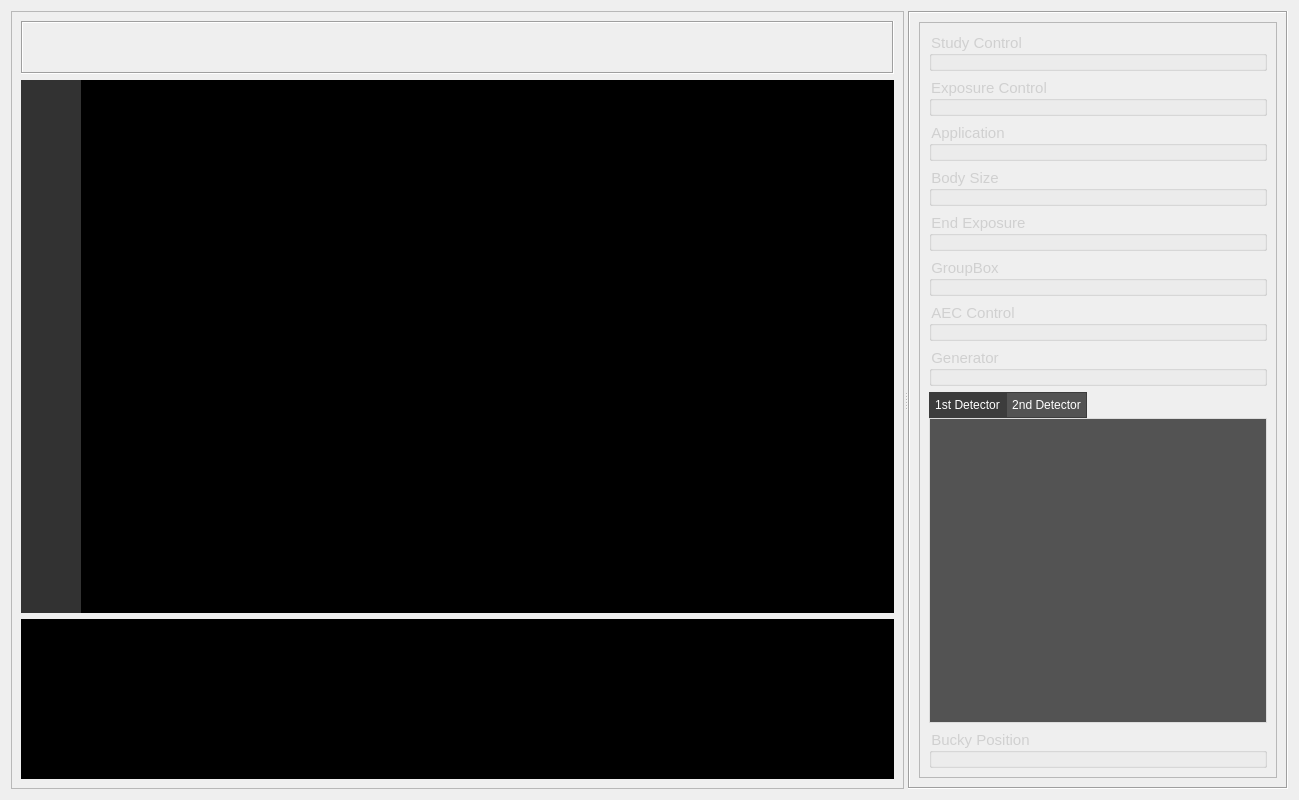
Above: View/Page/ExamPage.ui from altay-brusan/etrek before the change. Below: the same form after it.
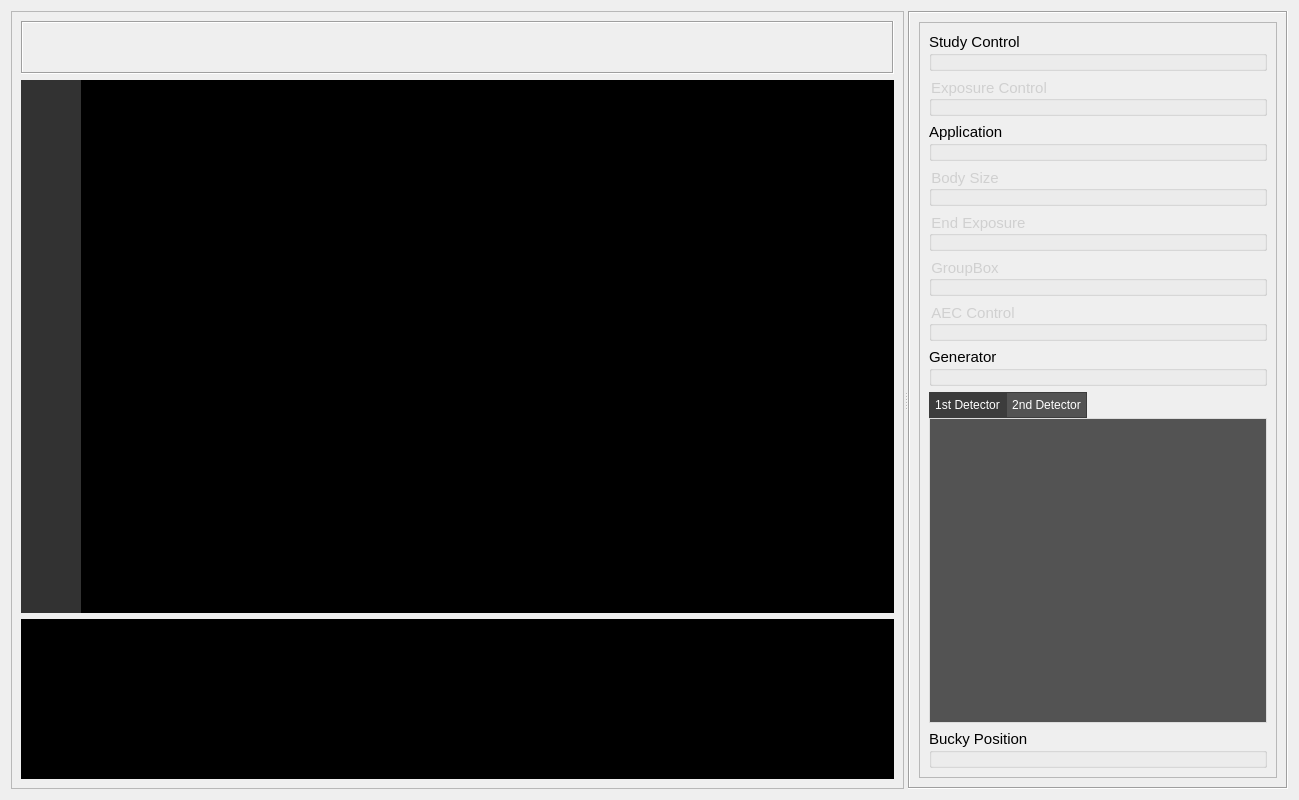
That is the form after the change. Custom widgets are drawn as their Qt base class.

Commit message:
Update QPushButton styles for consistent UI design
Enhanced QPushButton appearance and behavior across multiple `.ui` files:
- Added CSS-like styles for border, border-radius, background, text color, padding, and minimum height.
- Defined hover, pressed, focus, and disabled states for improved interactivity.
- Replaced `color: rgb(208, 208, 208);` with new button-specific styles.
- Updated `WorklistPage.ui` to include font size adjustments and consistent button styles.

These changes ensure a modern, unified, and polished user interface.

```diff
--- a/View/Page/ExamPage.ui
+++ b/View/Page/ExamPage.ui
@@ -199,7 +199,30 @@
        </size>
       </property>
       <property name="styleSheet">
-       <string notr="true">color: rgb(208, 208, 208);</string>
+       <string notr="true">color: rgb(208, 208, 208);
+QPushButton {
+    border: 1px solid rgb(120, 120, 120);
+    border-radius: 4px;
+    background: rgb(74, 74, 74);
+    color: rgb(230, 230, 230);
+    min-height: 24px;
+    padding: 4px 16px;
+}
+QPushButton:hover {
+    border-color: rgb(160, 160, 160);
+    background: rgb(92, 92, 92);
+}
+QPushButton:pressed {
+    background: rgb(64, 64, 64);
+}
+QPushButton:focus {
+    border-color: rgb(180, 180, 180);
+}
+QPushButton:disabled {
+    border-color: rgb(80, 80, 80);
+    background: rgb(60, 60, 60);
+    color: rgb(130, 130, 130);
+}</string>
       </property>
       <property name="frameShape">
        <enum>QFrame::Box</enum>
```
The commit also changes 3 other files.
